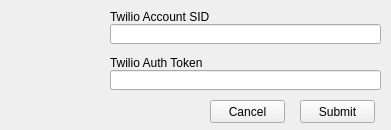
Above: ui/setup_window.ui from RobbyDesrosiers/QuickText before the change. Below: the same form after it.
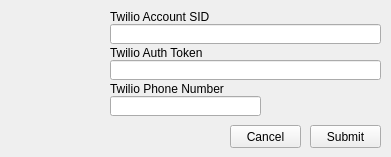
That is the form after the change. Icons and pictures are not drawn.

Commit message: added phone number entry for twilio account info

Diff of the .ui file:
```diff
--- a/ui/setup_window.ui
+++ b/ui/setup_window.ui
@@ -7,7 +7,7 @@
     <x>0</x>
     <y>0</y>
     <width>391</width>
-    <height>130</height>
+    <height>157</height>
    </rect>
   </property>
   <property name="minimumSize">
@@ -19,7 +19,7 @@
   <property name="maximumSize">
    <size>
     <width>400</width>
-    <height>150</height>
+    <height>200</height>
    </size>
   </property>
   <property name="windowTitle">
@@ -39,7 +39,7 @@
    <property name="geometry">
     <rect>
      <x>110</x>
-     <y>70</y>
+     <y>60</y>
      <width>271</width>
      <height>20</height>
     </rect>
@@ -62,7 +62,7 @@
    <property name="geometry">
     <rect>
      <x>110</x>
-     <y>55</y>
+     <y>45</y>
      <width>141</width>
      <height>16</height>
     </rect>
@@ -74,9 +74,9 @@
   <widget class="QPushButton" name="btn_submit">
    <property name="geometry">
     <rect>
-     <x>300</x>
-     <y>100</y>
-     <width>75</width>
+     <x>310</x>
+     <y>125</y>
+     <width>71</width>
      <height>23</height>
     </rect>
    </property>
@@ -87,9 +87,9 @@
   <widget class="QPushButton" name="btn_cancel">
    <property name="geometry">
     <rect>
-     <x>210</x>
-     <y>100</y>
-     <width>75</width>
+     <x>230</x>
+     <y>125</y>
+     <width>71</width>
      <height>23</height>
     </rect>
    </property>
@@ -100,10 +100,10 @@
   <widget class="QLabel" name="label">
    <property name="geometry">
     <rect>
-     <x>14</x>
-     <y>18</y>
-     <width>81</width>
-     <height>81</height>
+     <x>3</x>
+     <y>16</y>
+     <width>101</width>
+     <height>101</height>
     </rect>
    </property>
    <property name="text">
@@ -116,6 +116,29 @@
     <bool>true</bool>
    </property>
   </widget>
+  <widget class="QLineEdit" name="ent_phone_number">
+   <property name="geometry">
+    <rect>
+     <x>110</x>
+     <y>96</y>
+     <width>151</width>
+     <height>20</height>
+    </rect>
+   </property>
+  </widget>
+  <widget class="QLabel" name="lbl_phone_number">
+   <property name="geometry">
+    <rect>
+     <x>110</x>
+     <y>81</y>
+     <width>141</width>
+     <height>16</height>
+    </rect>
+   </property>
+   <property name="text">
+    <string>Twilio Phone Number</string>
+   </property>
+  </widget>
  </widget>
  <resources>
   <include location="twilio_logo.qrc"/>
```
The commit also changes 8 other files.
